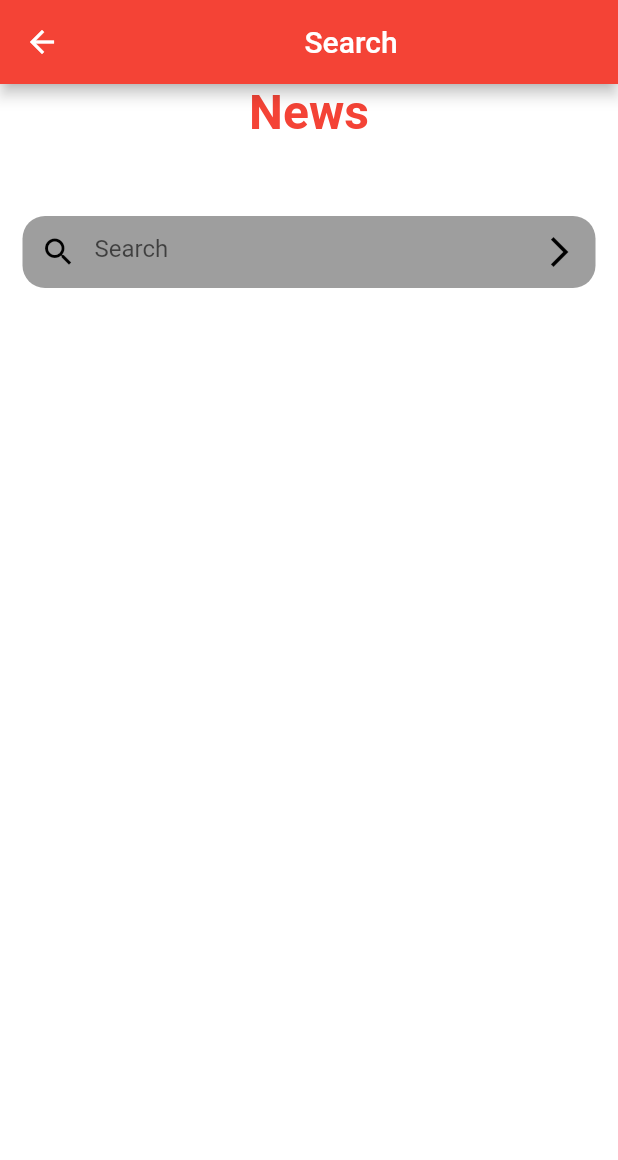
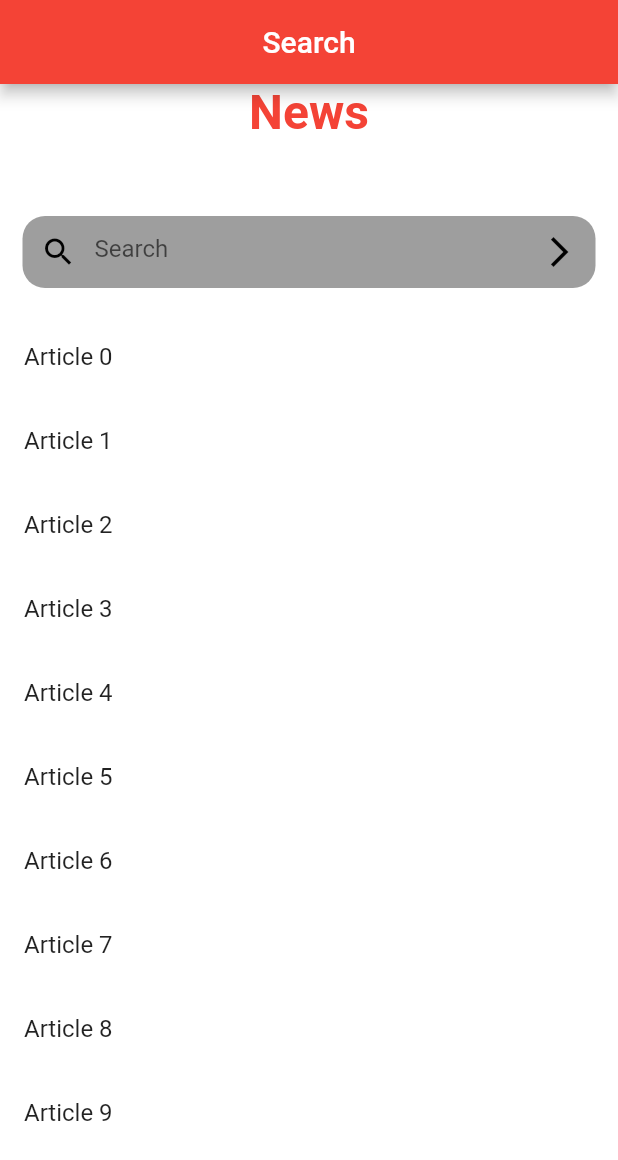
Before and after one commit to XsnakezonX/Flutter_course, a Flutter app: the SearchScreen screen opened directly, on a phone screen of 412 x 824 dp. Shown: the top 1160 px of the screen. Run offline on Flutter 3.47's test engine with Material 2 defaults, Android fonts, the phone set to English and light mode, and no system bars.

Commit message:
added article page & linked to search screen list

```diff
--- a/demo/lib/article_page.dart
+++ b/demo/lib/article_page.dart
@@ -1,10 +1,61 @@
 import 'package:flutter/material.dart';
 
 class ArticleScreen extends StatelessWidget {
-  const ArticleScreen({super.key});
+  const ArticleScreen({
+    super.key,
+    required article,
+  });
 
   @override
   Widget build(BuildContext context) {
-    return Container();
+    return Scaffold(
+      backgroundColor: Colors.white,
+      appBar: AppBar(
+        backgroundColor: Colors.red,
+        title: Center(child: Text('Article')),
+      ),
+      body: Center(
+        child: Column(
+          children: [
+            SizedBox(height: 50),
+            Text('Article',
+                style: TextStyle(
+                    color: Colors.red,
+                    fontSize: 32,
+                    fontWeight: FontWeight.bold)),
+            Padding(
+              padding: const EdgeInsets.fromLTRB(15, 0, 15, 18),
+            ),
+            Expanded(
+                child: ListView.builder(
+                    itemCount: 1,
+                    itemBuilder: (context, index) {
+                      return ListTile(
+                        title: Text('Title'),
+                        subtitle: Text('Author'),
+                        trailing: Column(
+                          children: [Text('Date'), Text('Date')],
+                        ),
+                      );
+                    })),
+            Text('This article is of source x'),
+          ],
+        ),
+      ),
+    );
   }
 }
+
+class Article {
+  final String title;
+  final String author;
+  final String source;
+  final String publishedAt;
+  final String url;
+  Article(
+      {this.title = '',
+      this.author = '',
+      this.source = '',
+      this.publishedAt = '',
+      this.url = ''});
+}
--- a/demo/lib/main.dart
+++ b/demo/lib/main.dart
@@ -11,6 +11,6 @@ class MyApp extends StatelessWidget {
 // This widget is the root of your application.
   @override
   Widget build(BuildContext context) {
-    return MaterialApp(home: ArticleScreen());
+    return MaterialApp(home: SearchScreen());
   }
 }
--- a/demo/lib/search.dart
+++ b/demo/lib/search.dart
@@ -1,4 +1,5 @@
 import 'package:flutter/material.dart';
+import 'package:demo/article_page.dart';
 
 // class Search extends StatelessWidget {
 //   const Search({super.key});
@@ -16,6 +17,69 @@ class SearchScreen extends StatefulWidget {
 }
 
 class _SearchScreenState extends State<SearchScreen> {
+  List<Article> articles = [
+    Article(
+        title: 'Article 1',
+        author: 'Amy',
+        source: 'Google',
+        publishedAt: 'today',
+        url: 'www.abc.com'),
+    Article(
+        title: 'Article 2',
+        author: 'Bob',
+        source: 'Google',
+        publishedAt: 'today',
+        url: 'www.abc.com'),
+    Article(
+        title: 'Article 3',
+        author: 'Cathy',
+        source: 'Google',
+        publishedAt: 'today',
+        url: 'www.abc.com'),
+    Article(
+        title: 'Article 4',
+        author: 'David',
+        source: 'Google',
+        publishedAt: 'today',
+        url: 'www.abc.com'),
+    Article(
+        title: 'Article 5',
+        author: 'Eve',
+        source: 'Google',
+        publishedAt: 'today',
+        url: 'www.abc.com'),
+    Article(
+        title: 'Article 6',
+        author: 'Frank',
+        source: 'Google',
+        publishedAt: 'today',
+        url: 'www.abc.com'),
+    Article(
+        title: 'Article 7',
+        author: 'George',
+        source: 'Google',
+        publishedAt: 'today',
+        url: 'www.abc.com'),
+    Article(
+        title: 'Article 8',
+        author: 'Hannah',
+        source: 'Google',
+        publishedAt: 'today',
+        url: 'www.abc.com'),
+    Article(
+        title: 'Article 9',
+        author: 'Ivan',
+        source: 'Google',
+        publishedAt: 'today',
+        url: 'www.abc.com'),
+    Article(
+        title: 'Article 10',
+        author: 'John',
+        source: 'Google',
+        publishedAt: 'today',
+        url: 'www.abc.com'),
+  ];
+
   @override
   Widget build(BuildContext context) {
     return Scaffold(
@@ -45,7 +109,24 @@ class _SearchScreenState extends State<SearchScreen> {
                 border: const UnderlineInputBorder(
                     borderSide: BorderSide.none,
                     borderRadius: BorderRadius.all(Radius.circular(15))),
-              )))
+              ))),
+          Expanded(
+              child: ListView.builder(
+                  itemCount: articles.length,
+                  itemBuilder: (context, index) {
+                    return ListTile(
+                      title: Text('Article $index'),
+                      onTap: () {
+                        Navigator.push(
+                          context,
+                          MaterialPageRoute(
+                            builder: (context) =>
+                                ArticleScreen(article: articles[index]),
+                          ),
+                        );
+                      },
+                    );
+                  }))
         ],
       ),
     );
```
